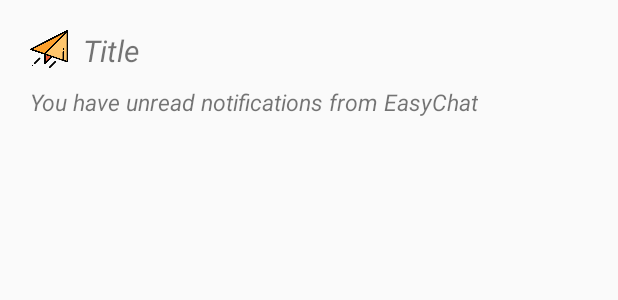
After one commit to itsrahulg/EasyChat, an Android app: the layout notification.xml on its own in the app's theme, with its tools: preview values and no code run, on a phone screen of 412 x 824 dp. The commit adds this screen. Shown: the top 300 px of the screen. Run offline under Robolectric (Android 15) with nearby library versions, the phone set to English and light mode, and no system bars.

Commit message:
added push notification feature to the app

```diff
--- a/app/build.gradle.kts
+++ b/app/build.gradle.kts
@@ -44,12 +44,13 @@
     implementation("com.google.firebase:firebase-auth:22.3.1")
     implementation("androidx.activity:activity:1.8.0")
     implementation("com.google.firebase:firebase-database-ktx:20.3.1")
+    implementation("com.google.firebase:firebase-messaging-ktx:24.0.0")
     testImplementation("junit:junit:4.13.2")
     androidTestImplementation("androidx.test.ext:junit:1.1.5")
     androidTestImplementation("androidx.test.espresso:espresso-core:3.5.1")
 
 
-    implementation(platform("com.google.firebase:firebase-bom:32.7.4"))
+    implementation(platform("com.google.firebase:firebase-bom:33.0.0"))
     implementation("com.google.firebase:firebase-analytics")
 
     implementation ("androidx.core:core-splashscreen:1.0.1")
--- a/app/src/main/java/com/example/easychat/Login.kt
+++ b/app/src/main/java/com/example/easychat/Login.kt
@@ -36,7 +36,9 @@
 
         signupLink.setOnClickListener {
             val intent = Intent(this, Signup::class.java)
+            finish()
             startActivity(intent)
+
         }
 
         // Logging in code
--- a/app/src/main/java/com/example/easychat/Signup.kt
+++ b/app/src/main/java/com/example/easychat/Signup.kt
@@ -54,6 +54,7 @@
 
         login_Link.setOnClickListener {
             val intent = Intent(this, Login::class.java)
+            finish()
             startActivity(intent)
         }
     }
--- /dev/null
+++ b/app/src/main/res/layout/notification.xml
@@ -0,0 +1,49 @@
+<?xml version="1.0" encoding="utf-8"?>
+<RelativeLayout xmlns:android="http://schemas.android.com/apk/res/android"
+    android:layout_width="match_parent"
+    android:layout_height="wrap_content">
+
+    <RelativeLayout
+        android:layout_width="match_parent"
+        android:layout_height="match_parent"
+        android:padding="10dp">
+
+        <ImageView
+            android:id="@+id/app_logo"
+            android:layout_width="25dp"
+            android:layout_height="25dp"
+            android:src="@drawable/send"
+            android:layout_marginLeft="10dp"
+            android:layout_marginTop="10dp">
+        </ImageView>
+
+        <TextView
+            android:id="@+id/title"
+            android:layout_width="wrap_content"
+            android:layout_height="wrap_content"
+            android:text="Title"
+            android:textSize="20sp"
+            android:layout_toRightOf="@id/app_logo"
+            android:textStyle="italic"
+            android:layout_marginLeft="10dp"
+            android:layout_marginTop="10dp">
+
+        </TextView>
+
+        <TextView
+            android:id="@+id/message"
+            android:layout_width="wrap_content"
+            android:layout_height="wrap_content"
+            android:text="You have unread notifications from EasyChat"
+            android:textSize="15sp"
+            android:layout_below="@id/title"
+            android:textStyle="italic"
+            android:layout_marginLeft="10dp"
+            android:layout_marginTop="10dp">
+
+        </TextView>
+
+
+    </RelativeLayout>
+
+</RelativeLayout>
```
Also changed, not shown: app/src/main/AndroidManifest.xml (+27 -2 lines), app/src/main/java/com/example/easychat/MessageAdapter.kt (+0 -96 lines), app/src/main/java/com/example/easychat/MyFirebaseMessagingService.kt (added, +62 -0 lines), app/src/main/res/layout/layout.xml (+8 -0 lines).
